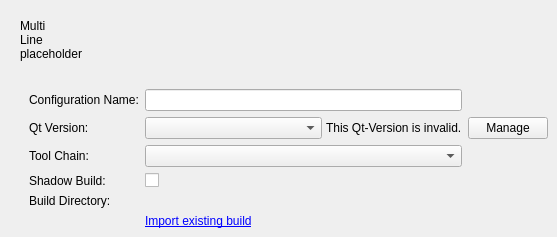
Above: src/plugins/qt4projectmanager/qt4projectconfigwidget.ui from qt-creator/qt-creator before the change. Below: the same form after it.
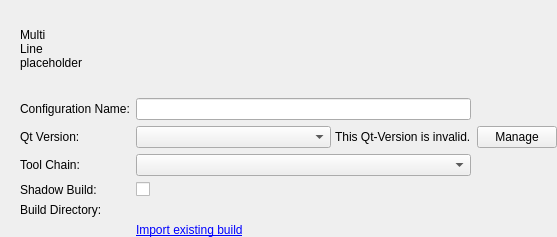
That is the form after the change. Custom widgets are drawn as their Qt base class.

Commit message:
Set margin to zero everywhere on the project pane.
Makes the project pane look nicer.

Patch:
```diff
--- a/src/plugins/qt4projectmanager/qt4projectconfigwidget.ui
+++ b/src/plugins/qt4projectmanager/qt4projectconfigwidget.ui
@@ -52,6 +52,9 @@
    <item>
     <widget class="QWidget" name="detailsWidget" native="true">
      <layout class="QGridLayout" name="gridLayout">
+      <property name="margin">
+       <number>0</number>
+      </property>
       <item row="0" column="0">
        <widget class="QLabel" name="nameLabel">
         <property name="text">
```
The commit also changes 6 other files.
